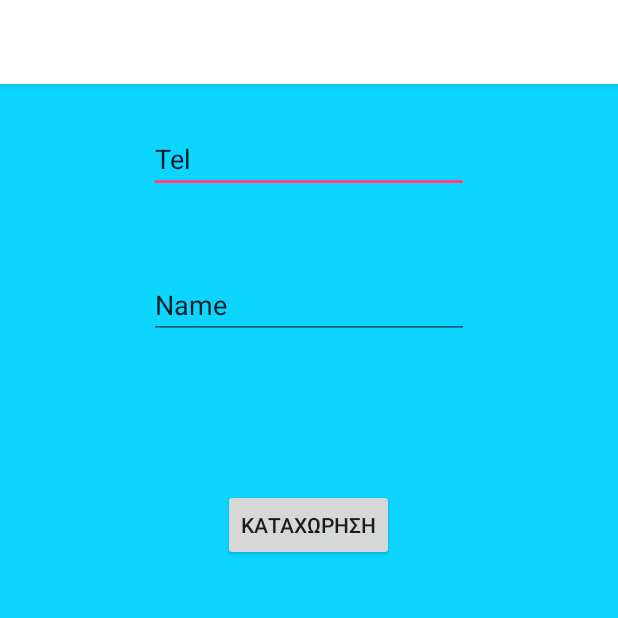
After one commit to TheofilosThd/AppCom, an Android app: the addContact screen opened directly, with no data from a screen before it, on a phone screen of 412 x 824 dp, the top half of it. The commit adds this screen. Run offline under Robolectric (Android 15) with nearby library versions, the phone set to English and light mode, and no system bars.

Commit message:
Add contact

```diff
--- a/app/src/main/AndroidManifest.xml
+++ b/app/src/main/AndroidManifest.xml
@@ -45,7 +45,8 @@
         <activity android:name=".EmergencyActivity" />
         <activity android:name=".SmsActivity" />
         <activity android:name=".SendSmsActivity" />
-        <activity android:name=".TelActivity"></activity>
+        <activity android:name=".TelActivity" />
+        <activity android:name=".addContact"></activity>
     </application>
 
 </manifest>
--- a/app/src/main/java/com/example/teo/appcom/TelActivity.java
+++ b/app/src/main/java/com/example/teo/appcom/TelActivity.java
@@ -44,7 +44,7 @@ public class TelActivity extends AppCompatActivity {
             @Override
             public void onClick(View view) {
                 tel_string+="0";
-                telephone_input.setText(tel_string);
+                telephone_input.setText("123");
             }
         });
 
--- /dev/null
+++ b/app/src/main/java/com/example/teo/appcom/addContact.java
@@ -0,0 +1,46 @@
+package com.example.teo.appcom;
+
+import android.support.v7.app.AppCompatActivity;
+import android.os.Bundle;
+import android.view.View;
+import android.widget.TextView;
+
+public class addContact extends AppCompatActivity {
+
+    private TextView name_input;
+    private TextView tel_input;
+    String name_string;
+
+
+
+
+    @Override
+    protected void onCreate(Bundle savedInstanceState) {
+        super.onCreate(savedInstanceState);
+        setContentView(R.layout.activity_add_contact);
+
+
+
+
+        tel_input = (TextView) findViewById(R.id.telephone_input);
+        name_input = (TextView) findViewById(R.id.tel_input);
+
+
+
+
+
+
+
+
+        name_input.setOnClickListener(new View.OnClickListener() {
+            @Override
+            public void onClick(View view) {
+                name_string+="0";
+                name_input.setText(name_string);
+            }
+        });
+
+    }
+
+
+}
--- /dev/null
+++ b/app/src/main/res/layout/activity_add_contact.xml
@@ -0,0 +1,45 @@
+<?xml version="1.0" encoding="utf-8"?>
+<RelativeLayout xmlns:android="http://schemas.android.com/apk/res/android"
+    xmlns:tools="http://schemas.android.com/tools"
+    android:id="@+id/activity_add_contact"
+    android:layout_width="match_parent"
+    android:layout_height="match_parent"
+    android:paddingBottom="@dimen/activity_vertical_margin"
+    android:paddingLeft="@dimen/activity_horizontal_margin"
+    android:paddingRight="@dimen/activity_horizontal_margin"
+    android:paddingTop="@dimen/activity_vertical_margin"
+    tools:context="com.example.teo.appcom.addContact">
+
+    <EditText
+        android:layout_width="wrap_content"
+        android:layout_height="wrap_content"
+        android:inputType="phone"
+        android:ems="10"
+        android:layout_alignParentTop="true"
+        android:layout_centerHorizontal="true"
+        android:layout_marginTop="11dp"
+        android:id="@+id/tel_input"
+        android:text="Tel" />
+
+    <EditText
+        android:layout_width="wrap_content"
+        android:layout_height="wrap_content"
+        android:inputType="textPersonName"
+        android:text="Name"
+        android:ems="10"
+        android:layout_below="@+id/tel_input"
+        android:layout_alignLeft="@+id/tel_input"
+        android:layout_alignStart="@+id/tel_input"
+        android:layout_marginTop="52dp"
+        android:id="@+id/name_input" />
+
+    <Button
+        android:text="ΚΑΤΑΧΩΡΗΣΗ"
+        android:layout_width="wrap_content"
+        android:layout_height="wrap_content"
+        android:layout_below="@+id/name_input"
+        android:layout_centerHorizontal="true"
+        android:layout_marginTop="100dp"
+        android:id="@+id/button3" />
+
+</RelativeLayout>
--- a/build.gradle
+++ b/build.gradle
@@ -5,7 +5,7 @@ buildscript {
         jcenter()
     }
     dependencies {
-        classpath 'com.android.tools.build:gradle:2.2.0'
+        classpath 'com.android.tools.build:gradle:2.2.1'
 
         // NOTE: Do not place your application dependencies here; they belong
         // in the individual module build.gradle files
```
Also changed, not shown: app/src/debug/res/layout/activity_contacts.xml (+18 -7 lines), app/src/main/java/com/example/teo/appcom/contacts.java (+12 -0 lines), app/src/main/res/layout/activity_tel.xml (+5 -2 lines).
